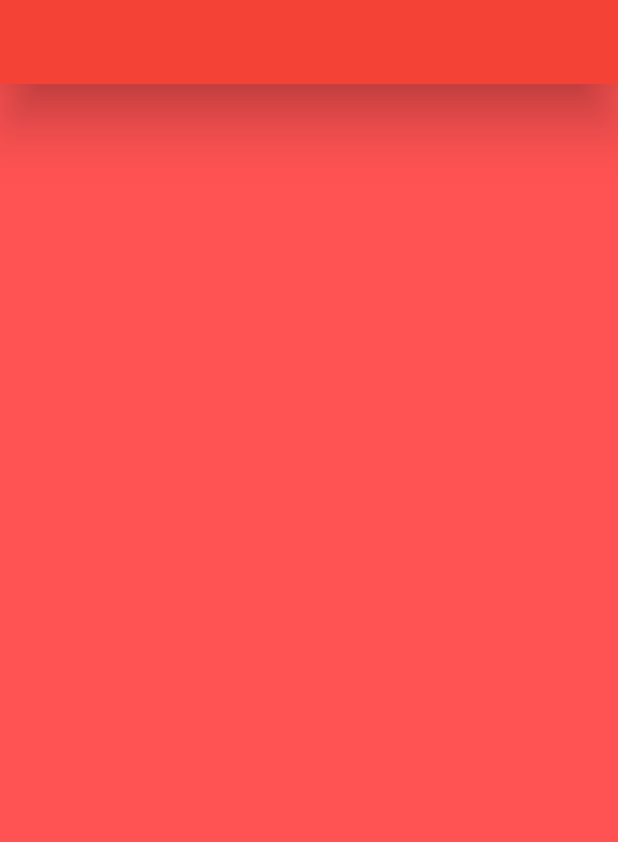
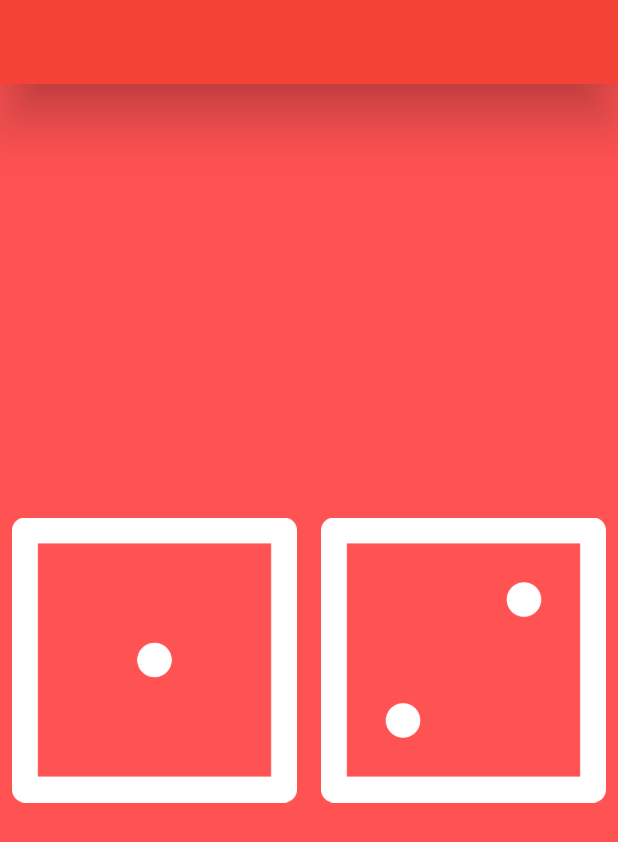
Before and after one commit to UlugbekYarkinov/dice, a Flutter app: the screen it shows after launch, on a phone screen of 412 x 824 dp. Shown: the top 842 px of the screen. Run offline on Flutter 3.47's test engine with Material 2 defaults, Android fonts, the phone set to English and light mode, and no system bars.

```diff
--- a/lib/main.dart
+++ b/lib/main.dart
@@ -30,6 +30,9 @@ class MyApp extends StatelessWidget {
 class DicePage extends StatelessWidget {
   DicePage({Key? key}) : super(key: key);
 
+  int leftDice = 1;
+  int rightDice = 2;
+
   @override
   Widget build(BuildContext context) {
     return Column(
@@ -37,7 +40,18 @@ class DicePage extends StatelessWidget {
       children: [
         Row(
           children: [
-
+            Expanded(
+              child: TextButton(
+                onPressed: (){},
+                child: Image.asset('images/dice$leftDice.png'),
+              ),
+            ),
+            Expanded(
+              child: TextButton(
+                onPressed: (){},
+                child: Image.asset('images/dice$rightDice.png'),
+              ),
+            ),
           ],
         ),
       ],
```
